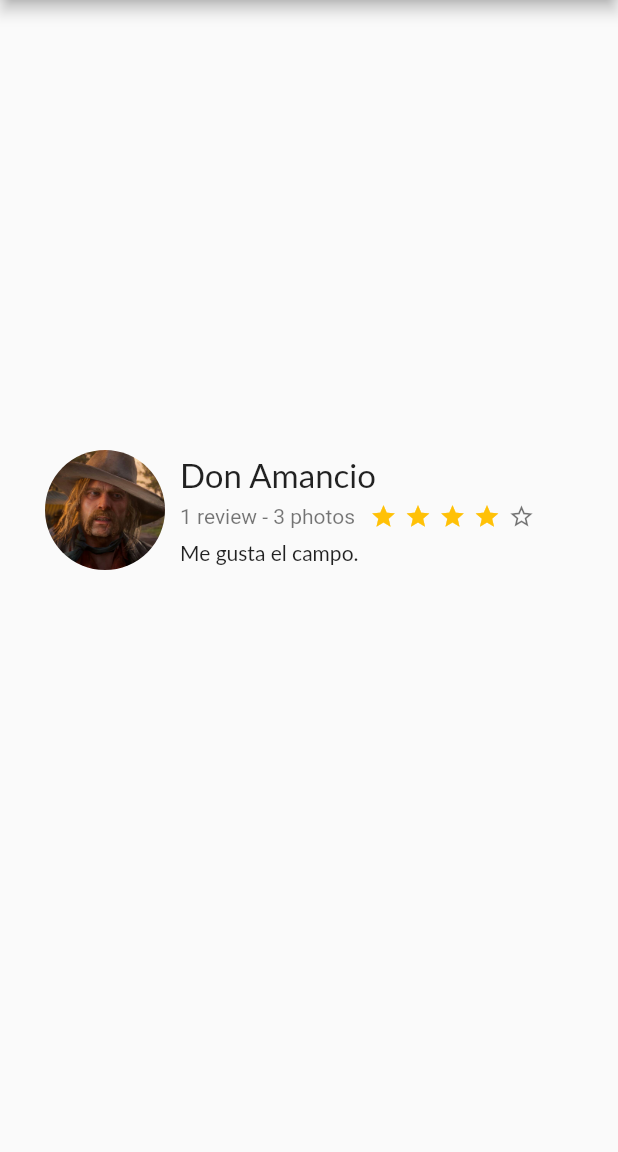
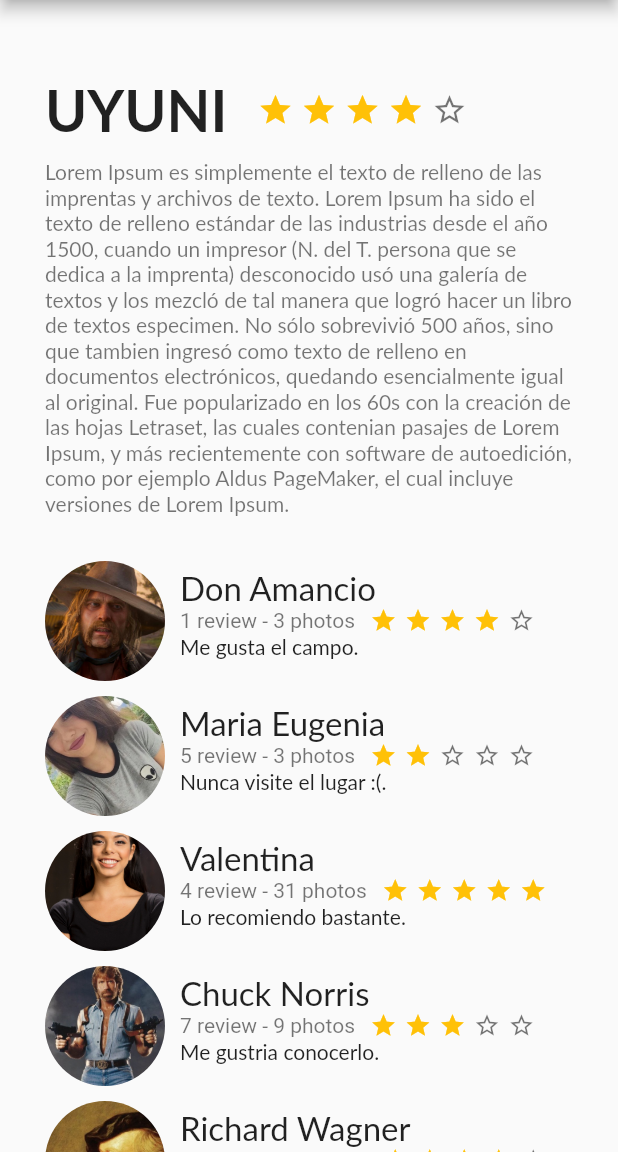
Before and after one commit to DonAmancio/places_Proyect, a Flutter app: the screen it shows after launch, on a phone screen of 412 x 824 dp, the part 84-1236 px from its top. Run offline on Flutter 3.47's test engine with Material 2 defaults, Android fonts, the phone set to English and light mode, and no system bars; Roboto replaces fonts that are missing (Lato, lato).

Commit message:
ListView

```diff
--- a/lib/home.dart
+++ b/lib/home.dart
@@ -1,5 +1,6 @@
 import 'package:flutter/cupertino.dart';
 import 'package:flutter/material.dart';
+import 'package:places_proyecto/review_list.dart';
 import 'review.dart';
 import 'description_place.dart';
 
@@ -8,21 +9,28 @@ class MyHome extends StatelessWidget{
   Widget build(BuildContext context) {
     final description_place = Container(
       margin: EdgeInsets.only(
-          top: 250,
+          top: 50,
           left: 30,
           right: 30
       ),
-      child: DescriptionPlace("INCACHACA", 4, "Lorem Ipsum es simplemente el texto de relleno de las imprentas y archivos de texto. Lorem Ipsum ha sido el texto de relleno estándar de las industrias desde el año 1500, cuando un impresor (N. del T. persona que se dedica a la imprenta) desconocido usó una galería de textos y los mezcló de tal manera que logró hacer un libro de textos especimen. No sólo sobrevivió 500 años, sino que tambien ingresó como texto de relleno en documentos electrónicos, quedando esencialmente igual al original. Fue popularizado en los 60s con la creación de las hojas Letraset, las cuales contenian pasajes de Lorem Ipsum, y más recientemente con software de autoedición, como por ejemplo Aldus PageMaker, el cual incluye versiones de Lorem Ipsum."),
+      child: DescriptionPlace("UYUNI", 4, "Lorem Ipsum es simplemente el texto de relleno de las imprentas y archivos de texto. Lorem Ipsum ha sido el texto de relleno estándar de las industrias desde el año 1500, cuando un impresor (N. del T. persona que se dedica a la imprenta) desconocido usó una galería de textos y los mezcló de tal manera que logró hacer un libro de textos especimen. No sólo sobrevivió 500 años, sino que tambien ingresó como texto de relleno en documentos electrónicos, quedando esencialmente igual al original. Fue popularizado en los 60s con la creación de las hojas Letraset, las cuales contenian pasajes de Lorem Ipsum, y más recientemente con software de autoedición, como por ejemplo Aldus PageMaker, el cual incluye versiones de Lorem Ipsum."),
     );
 
-    final review = Container(
+    final reviewList = Container(
         margin: EdgeInsets.only(
-            top: 300,
+            top: 20,
             left: 30,
             right: 30
         ),
-        height: 80,
-        child: Review("assets/images/persona1.jpg","Don Amancio","1 review - 3 photos",4,"Me gusta el campo.")
+
+        child: ReviewList()
+    );
+
+    final listView = ListView(
+      children: <Widget> [
+        description_place,
+        reviewList
+      ],
     );
 
 
@@ -34,7 +42,7 @@ class MyHome extends StatelessWidget{
       ),
       body: Stack(
         children: <Widget>[
-          review
+          listView
         ],
       ),
     );
--- a/lib/review.dart
+++ b/lib/review.dart
@@ -16,6 +16,7 @@ class Review extends StatelessWidget {
 
     final foto = Container(
       margin: EdgeInsets.only(
+        top: 10,
           right: 10
       ),
       width: 80,
--- /dev/null
+++ b/lib/review_list.dart
@@ -0,0 +1,23 @@
+import 'package:flutter/material.dart';
+
+import 'review.dart';
+
+class ReviewList extends StatelessWidget {
+
+  @override
+  Widget build(BuildContext context) {
+
+    final reviewList = Column(
+      children:<Widget> [
+        Review("assets/images/persona1.jpg","Don Amancio","1 review - 3 photos",4,"Me gusta el campo."),
+        Review("assets/images/persona2.jpg","Maria Eugenia","5 review - 3 photos",2,"Nunca visite el lugar :(."),
+        Review("assets/images/persona3.jpg","Valentina","4 review - 31 photos",5,"Lo recomiendo bastante."),
+        Review("assets/images/persona4.jpg","Chuck Norris","7 review - 9 photos",3,"Me gustria conocerlo."),
+        Review("assets/images/persona5.jpg","Richard Wagner","2 review - 13 photos",4,"Hermoso lugar para visitar."),
+      ],
+    );
+
+    return reviewList;
+  }
+
+}
--- a/pubspec.yaml
+++ b/pubspec.yaml
@@ -47,6 +47,11 @@ flutter:
   # To add assets to your application, add an assets section, like this:
   assets:
      - assets/images/persona1.jpg
+     - assets/images/persona2.jpg
+     - assets/images/persona3.jpg
+     - assets/images/persona4.jpg
+     - assets/images/persona5.jpg
+
   #   - images/a_dot_ham.jpeg
 
   # An image asset can refer to one or more resolution-specific "variants", see
```
Also changed, not shown: assets/images/persona2.jpg (added), assets/images/persona3.jpg (added), assets/images/persona4.jpg (added), assets/images/persona5.jpg (added).
